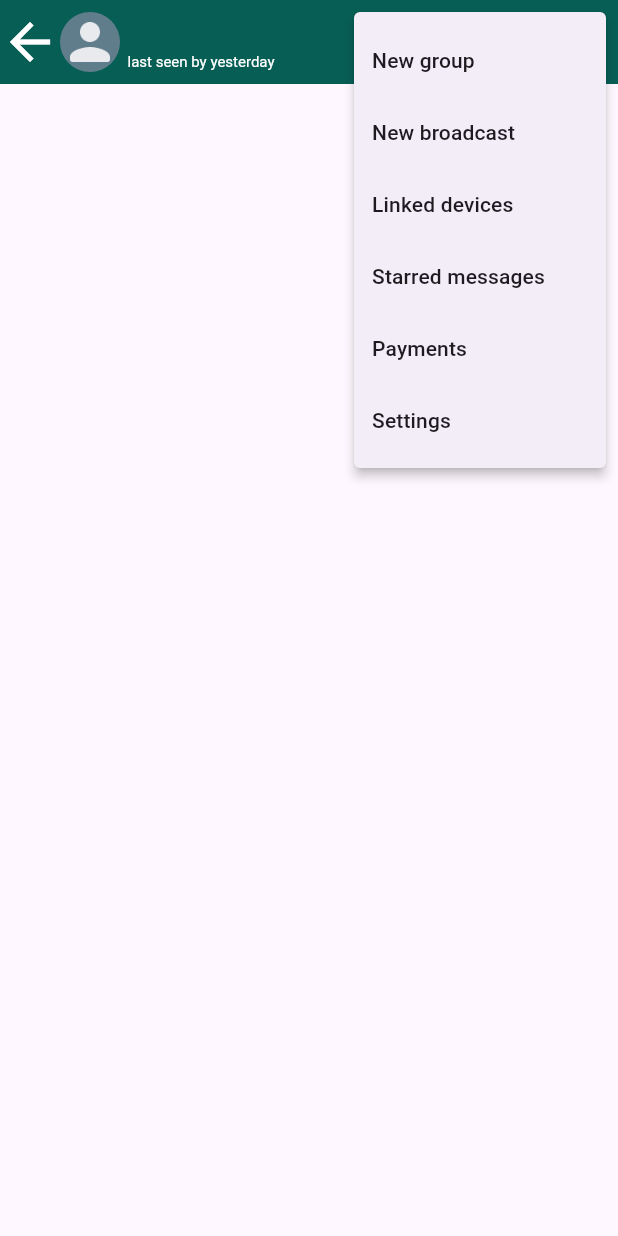
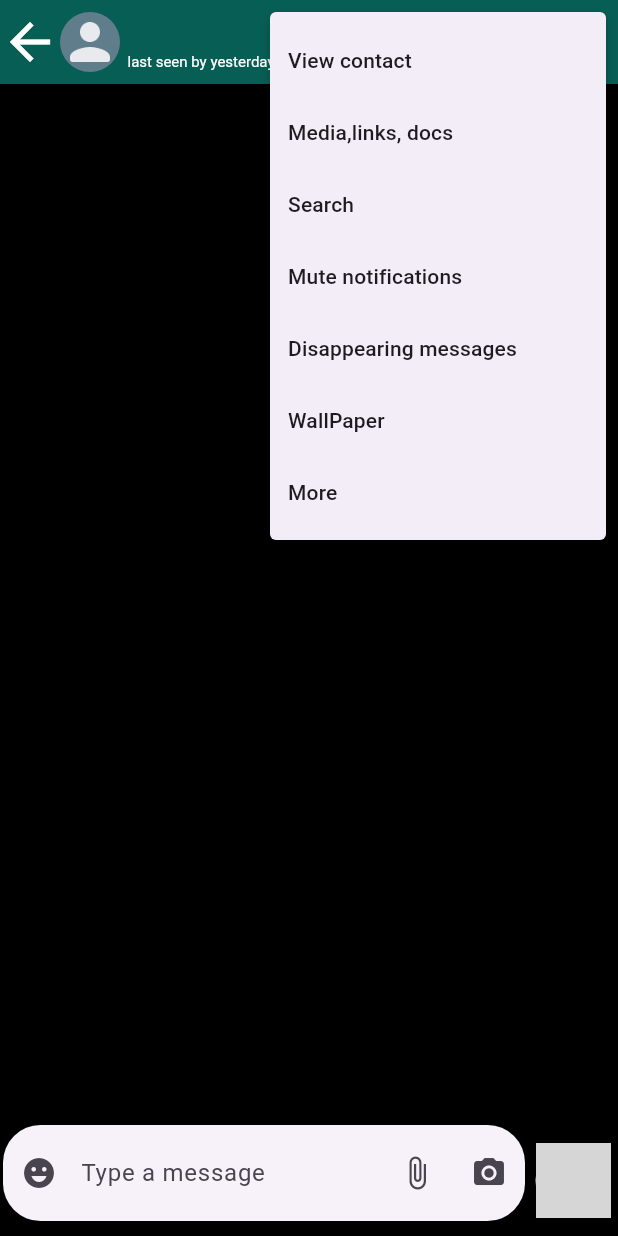
Before and after one commit to darsanar66/flutter-first, a Flutter app: the Individualpage screen opened directly with empty values, after a tap on the "more vert" icon, on a phone screen of 412 x 824 dp. Run offline on Flutter 3.47's test engine with Material 3 defaults, Android fonts, the phone set to English and light mode, and no system bars; grey boxes are pictures that could not be loaded.

Commit message:
Commit message

```diff
--- a/lib/Screens/IndividualPage.dart
+++ b/lib/Screens/IndividualPage.dart
@@ -1,4 +1,5 @@
 import 'package:flutter/material.dart';
+import 'package:flutter/widgets.dart';
 import 'package:mychat/Model/ChatModel.dart';
 import 'package:mychat/Pages/ChatPage.dart';
 import 'package:mychat/Screens/HomeScreen.dart';
@@ -17,8 +18,10 @@ class _IndividualpageState extends State<Individualpage> {
   @override
   Widget build(BuildContext context) {
     return Scaffold(
+      backgroundColor: Colors.black,
      appBar: AppBar(
       leadingWidth: 80,
+
       titleSpacing: 0,
       title: InkWell(
        onTap: ()  {
@@ -72,12 +75,13 @@ class _IndividualpageState extends State<Individualpage> {
         },
       itemBuilder: (BuildContext context){
         return [
-          PopupMenuItem(child: Text("New group"), value: "New group",),
-            PopupMenuItem(child: Text("New broadcast"), value: "New broadcast",),
-            PopupMenuItem(child: Text("Linked devices"), value: "Linked devices",),
-            PopupMenuItem(child: Text("Starred messages"), value: "Starred messages",),
-            PopupMenuItem(child: Text("Payments"), value: "Payments",),
-            PopupMenuItem(child: Text("Settings"), value: "Settings",),
+          PopupMenuItem(child: Text("View contact"), value: "View contact",),
+            PopupMenuItem(child: Text("Media,links, docs"), value: "Media, links, docs",),
+            PopupMenuItem(child: Text("Search"), value: "Search",),
+            PopupMenuItem(child: Text("Mute notifications"), value: "Mute notifications",),
+            PopupMenuItem(child: Text("Disappearing messages"), value: "Disappearing messages",),
+            PopupMenuItem(child: Text("WallPaper"), value: "Wallpaper",),
+            PopupMenuItem(child: Text("More"), value: "More", )
 
         ];
 
@@ -109,7 +113,73 @@ class _IndividualpageState extends State<Individualpage> {
       ),
      ),
 
-     )
+     ),
+     body: Container(
+        height: MediaQuery.of(context).size.height,
+        width: MediaQuery.of(context).size.width,
+        child: Stack(
+          children: [
+            ListView(),
+            Align(
+              alignment: Alignment.bottomCenter,
+              child: Row(
+                children: [
+                  Container(
+                    width: MediaQuery.of(context).size.width-60,
+                    child: Card(
+                      margin: EdgeInsets.only(left: 2, right: 2, bottom: 10),
+                    shape: RoundedRectangleBorder(borderRadius: BorderRadius.circular(25)),
+
+                    child: TextFormField(
+                      textAlignVertical: TextAlignVertical.center,
+                      keyboardType: TextInputType.multiline,
+                      maxLines: 5,
+                      minLines: 1,
+
+                  decoration: InputDecoration(
+                    border:InputBorder.none,
+                    prefixIcon: IconButton(
+                      onPressed: (){},
+                      icon: Icon(Icons.emoji_emotions),
+                      ),
+
+                      suffixIcon: Row(
+                        mainAxisSize: MainAxisSize.min,
+                        children: [
+
+                          IconButton(onPressed: () {}, icon: Icon(Icons.attach_file)
+
+
+
+                          ),
+                          IconButton(onPressed: () {}, icon: Icon(Icons.camera_alt))
+                        ],
+                      ),
+
+
+                    hintText: "Type a message",
+
+                    contentPadding: EdgeInsets.all(20)
+                  ),
+
+                    ))),
+                  Padding(
+                    padding: const EdgeInsets.all(5),
+                    child: CircleAvatar(
+                      backgroundImage: AssetImage('assets/mic.png'),
+
+                      radius: 25,
+
+                    ),
+                  ),
+                ],
+              ),
+            ),
+
+          ],
+
+        ),
+     ),
     );
   }
 }
```
Also changed, not shown: assets/mic.png (added).
